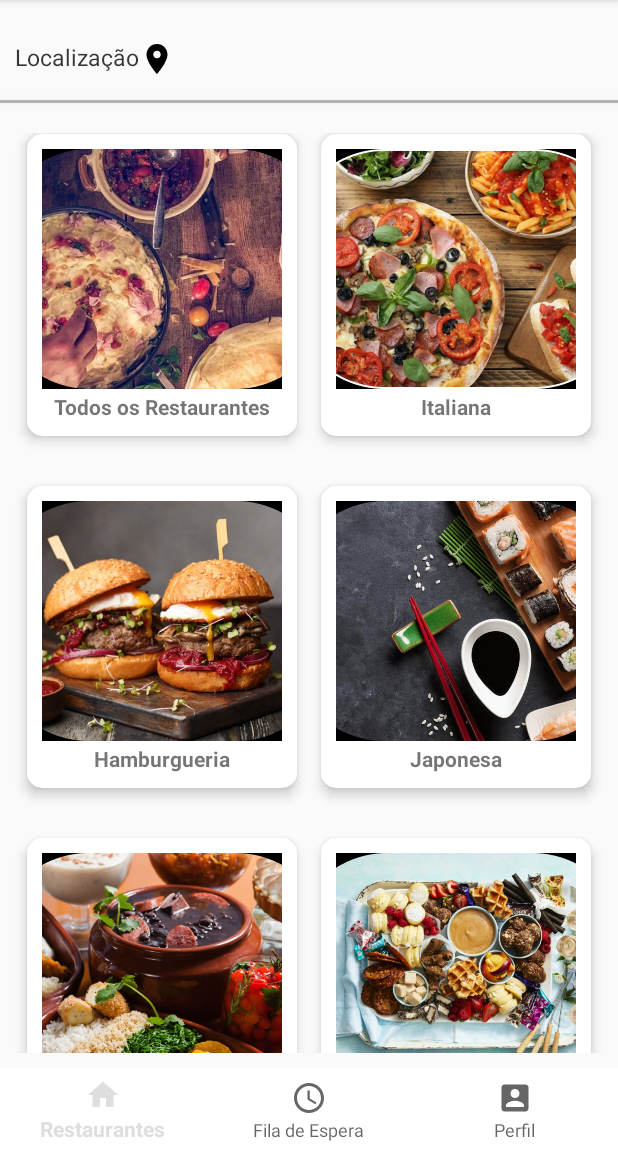
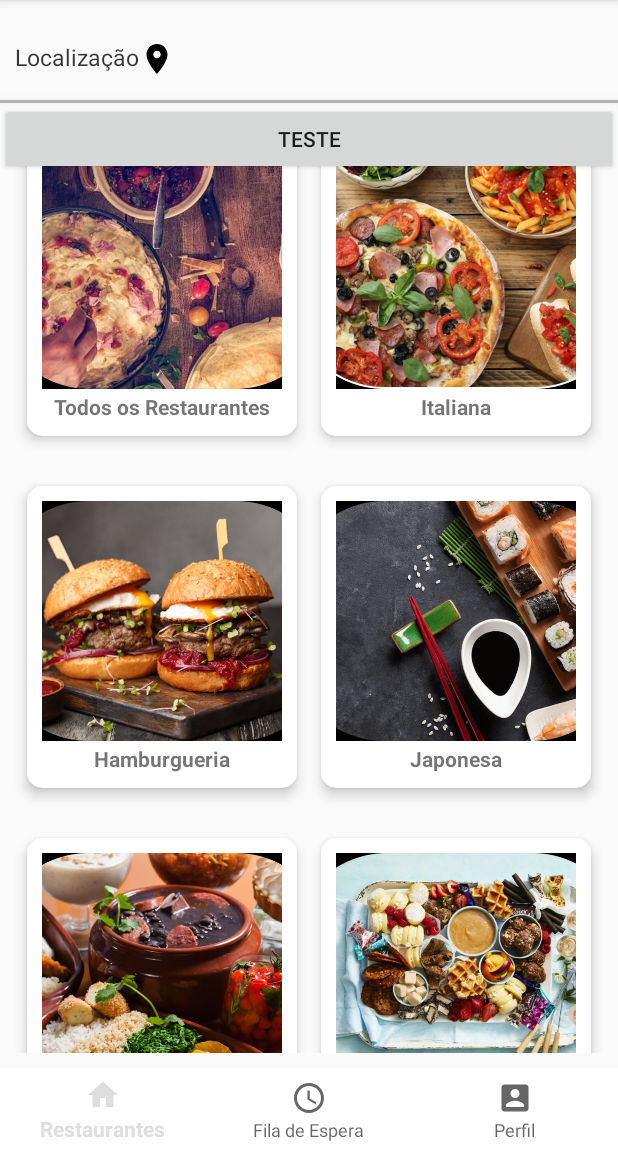
Before and after one commit to FranciscoSViana/QueueupSemestreFinalKotlin, an Android app: the UserHomePageActivity screen opened directly, with no data from a screen before it, on a phone screen of 412 x 824 dp, the part 84-1236 px from its top. Run offline under Robolectric (Android 15) with nearby library versions, the phone set to English and light mode, and no system bars.

Commit message:
back atualizado

```diff
--- a/QueueUp/app/src/main/java/com/example/queueup/adapters/AlphaAdapters.kt
+++ b/QueueUp/app/src/main/java/com/example/queueup/adapters/AlphaAdapters.kt
@@ -2,14 +2,19 @@ package com.example.queueup.adapters
 
 import android.content.Context
 import android.content.Intent
+import android.content.SharedPreferences
 import android.view.LayoutInflater
 import android.view.View
 import android.view.ViewGroup
+import android.widget.AdapterView
 import android.widget.ImageView
 import android.widget.TextView
 import android.widget.Toast
 import androidx.recyclerview.widget.RecyclerView
 import com.example.queueup.R
+import com.example.queueup.service.model.RestaurantHeaderModel
+import com.example.queueup.service.repository.local.SecurityPreferences
+import com.example.queueup.utils.SaveData
 import com.example.queueup.view.CardViewRestaurantActivity
 import com.example.queueup.view.RestaurantListActivity
 import com.example.queueup.viewmodel.AlphaChar
@@ -17,6 +22,9 @@ import kotlinx.android.synthetic.main.nav_header_main.view.*
 
 class AlphaAdapters(var context: Context, var arrayList: ArrayList<AlphaChar>) :
     RecyclerView.Adapter<AlphaAdapters.ItemHolder>() {
+
+    private lateinit var mSharedPreferences: SaveData
+
 
     override fun onCreateViewHolder(parent: ViewGroup, viewType: Int): ItemHolder {
         val itemHolder = LayoutInflater.from(parent.context)
@@ -32,8 +40,10 @@ class AlphaAdapters(var context: Context, var arrayList: ArrayList<AlphaChar>) :
         var alphaChar: AlphaChar = arrayList.get(position)
         holder.icons.setImageResource(alphaChar.iconsChar!!)
         holder.alphas.text = alphaChar.alphaChar
-        holder.alphas.setOnClickListener {
+        holder.icons.setOnClickListener {
+            mSharedPreferences = SaveData(context.applicationContext)
             Toast.makeText(context, alphaChar.alphaChar, Toast.LENGTH_SHORT).show()
+            mSharedPreferences.store(holder.alphas.text.toString())
             context.startActivity(Intent(context, RestaurantListActivity::class.java))
 
 
--- a/QueueUp/app/src/main/java/com/example/queueup/adapters/RestaurantAdapter.kt
+++ b/QueueUp/app/src/main/java/com/example/queueup/adapters/RestaurantAdapter.kt
@@ -13,7 +13,7 @@ import com.example.queueup.R
 import com.example.queueup.view.RestaurantDetailsActivity
 import com.example.tasks.ItemRestaurante
 
-class RestauranteAdapter(var context: Context, var arrayList: ArrayList<ItemRestaurante>) :
+class RestauranteAdapter(var context: Context, var arrayList: MutableList<ItemRestaurante>) :
     RecyclerView.Adapter<RestauranteAdapter.ItemHolder>() {
 
     override fun onCreateViewHolder(parent: ViewGroup, viewType: Int): ItemHolder {
--- a/QueueUp/app/src/main/java/com/example/queueup/service/model/RestaurantHeaderModel.kt
+++ b/QueueUp/app/src/main/java/com/example/queueup/service/model/RestaurantHeaderModel.kt
@@ -37,9 +37,9 @@ class RestaurantHeaderModel(
     var password: String?,
 
     @SerializedName("tipo")
-    var type: String?,
+    var type: String?
 
-    @SerializedName("capacidade")
-    var capacity: String
+//    @SerializedName("capacidade")
+//    var capacity: String
 
 )
--- a/QueueUp/app/src/main/java/com/example/queueup/service/repository/remote/SpecialityService.kt
+++ b/QueueUp/app/src/main/java/com/example/queueup/service/repository/remote/SpecialityService.kt
@@ -13,6 +13,6 @@ interface SpecialityService {
     @GET("restaurantes")
     fun list(): List<RestaurantHeaderModel>
 
-    @GET("restaurantes/{tipo}")
-    fun listType(@Path(value = "tipo", encoded = true) type: String): Call<RestaurantHeaderModel>
+    @GET("restaurantes/especialidades/{tipo}")
+    fun listType(@Path(value = "tipo", encoded = true) type: String?): Call<List<RestaurantHeaderModel>>
 }
--- a/QueueUp/app/src/main/java/com/example/queueup/view/UserHomePageActivity.kt
+++ b/QueueUp/app/src/main/java/com/example/queueup/view/UserHomePageActivity.kt
@@ -11,9 +11,12 @@ import androidx.recyclerview.widget.LinearLayoutManager
 import androidx.recyclerview.widget.RecyclerView
 import com.example.queueup.R
 import com.example.queueup.adapters.AlphaAdapters
+import com.example.queueup.service.model.RestaurantHeaderModel
 import com.example.queueup.viewmodel.AlphaChar
 import com.example.queueup.viewmodel.RegisterRestaurantViewModel
+import com.example.queueup.viewmodel.SearchRestaurantViewModel
 import com.example.queueup.viewmodel.UserHomePageViewModel
+import kotlinx.android.synthetic.main.activity_user_home_page.*
 
 class UserHomePageActivity : AppCompatActivity(), View.OnClickListener {
     private var recyclerView: RecyclerView? = null
@@ -41,7 +44,9 @@ class UserHomePageActivity : AppCompatActivity(), View.OnClickListener {
         alphaAdapters = AlphaAdapters(applicationContext, arrayList!!)
         recyclerView?.adapter = alphaAdapters
 
-        mViewModel.listSpecialities()
+
+
+        //mViewModel.listSpecialities()
     }
 
     private fun setDataInList(): ArrayList<AlphaChar> {
--- a/QueueUp/app/src/main/res/layout/activity_user_home_page.xml
+++ b/QueueUp/app/src/main/res/layout/activity_user_home_page.xml
@@ -1,55 +1,58 @@
 <?xml version="1.0" encoding="utf-8"?>
-<androidx.constraintlayout.widget.ConstraintLayout
-    xmlns:android="http://schemas.android.com/apk/res/android"
+<androidx.constraintlayout.widget.ConstraintLayout xmlns:android="http://schemas.android.com/apk/res/android"
     xmlns:app="http://schemas.android.com/apk/res-auto"
     xmlns:tools="http://schemas.android.com/tools"
     android:layout_width="match_parent"
     android:layout_height="match_parent"
     tools:context="com.example.queueup.view.UserHomePageActivity">
 
-    <include layout="@layout/toolbar"
-        android:id="@+id/toolbar">
-    </include>
+    <include
+        android:id="@+id/toolbar"
+        layout="@layout/toolbar"></include>
 
     <TextView
         android:id="@+id/tv_localizacao"
-        app:layout_constraintTop_toBottomOf="@+id/toolbar"
-        app:layout_constraintBottom_toTopOf="@+id/sc_conteudo"
         android:layout_width="wrap_content"
         android:layout_height="wrap_content"
+        android:drawableRight="@drawable/ic_location"
         android:padding="10dp"
         android:text="Localização"
         android:textColor="#C8000000"
-        android:drawableRight="@drawable/ic_location"
-        android:textSize="15sp"/>
+        android:textSize="15sp"
+        app:layout_constraintBottom_toTopOf="@+id/sc_conteudo"
+        app:layout_constraintTop_toBottomOf="@+id/toolbar" />
 
     <View
-        android:layout_marginTop="5dp"
+        android:id="@+id/v_linha"
         android:layout_width="match_parent"
         android:layout_height="2dp"
+        android:layout_marginTop="5dp"
         android:background="#45000000"
-        app:layout_constraintTop_toBottomOf="@+id/tv_localizacao"
+        android:elevation="5dp"
         app:layout_constraintBottom_toTopOf="@+id/sc_conteudo"
-        android:id="@+id/v_linha"
-        android:elevation="5dp"/>
+        app:layout_constraintTop_toBottomOf="@+id/tv_localizacao" />
+
+    <Button
+        android:id="@+id/button_teste"
+        app:layout_constraintTop_toBottomOf="@id/v_linha"
+        android:layout_width="match_parent"
+        android:layout_height="wrap_content"
+        android:text="teste"/>
 
     <ScrollView
-        app:layout_constraintTop_toBottomOf="@+id/v_linha"
-        app:layout_constraintBottom_toTopOf="@+id/layout_btmenu"
         android:id="@+id/sc_conteudo"
         android:layout_width="match_parent"
         android:layout_height="0dp"
+        android:layout_marginTop="10dp"
         android:padding="10dp"
-        android:layout_marginTop="10dp">
+        app:layout_constraintBottom_toTopOf="@+id/layout_btmenu"
+        app:layout_constraintTop_toBottomOf="@+id/v_linha">
 
         <androidx.recyclerview.widget.RecyclerView
             android:id="@+id/recyclerview_id"
             android:layout_width="match_parent"
-            android:layout_height="wrap_content">
-        </androidx.recyclerview.widget.RecyclerView>
+            android:layout_height="wrap_content"></androidx.recyclerview.widget.RecyclerView>
     </ScrollView>
-
-
 
 
     <LinearLayout
@@ -57,11 +60,12 @@
         android:layout_width="wrap_content"
         android:layout_height="wrap_content"
         app:layout_constraintBottom_toBottomOf="parent">
+
         <com.google.android.material.bottomnavigation.BottomNavigationView
-            android:background="@color/colorPrimaryToolbar"
             android:id="@+id/bottom_navigation"
             android:layout_width="match_parent"
             android:layout_height="wrap_content"
+            android:background="@color/colorPrimaryToolbar"
             app:menu="@menu/bottom_navigation" />
     </LinearLayout>
 
--- a/QueueUp/app/src/main/res/layout/cardview_categorias.xml
+++ b/QueueUp/app/src/main/res/layout/cardview_categorias.xml
@@ -17,6 +17,7 @@
 
         <ImageView
             android:id="@+id/imagem_categoria"
+            android:onClick="teste"
             android:layout_width="match_parent"
             android:layout_height="160dp"
             android:scaleType="centerCrop"
```
Also changed, not shown: QueueUp/app/src/main/java/com/example/queueup/adapters/RestAdapter.kt (added, +34 -0 lines), QueueUp/app/src/main/java/com/example/queueup/utils/SaveData.kt (added, +20 -0 lines), QueueUp/app/src/main/java/com/example/queueup/view/RegisterRestaurantActivity.kt (+4 -3 lines), QueueUp/app/src/main/java/com/example/queueup/view/RestaurantListActivity.kt (+43 -16 lines), QueueUp/app/src/main/java/com/example/queueup/viewmodel/RegisterRestaurantViewModel.kt (+6 -6 lines), QueueUp/app/src/main/java/com/example/queueup/viewmodel/SearchRestaurantViewModel.kt (added, +60 -0 lines), QueueUp/app/src/main/res/layout/activity_restaurant_list.xml (+10 -9 lines), QueueUp/app/src/main/res/layout/card_restaurante.xml (added, +11 -0 lines).
